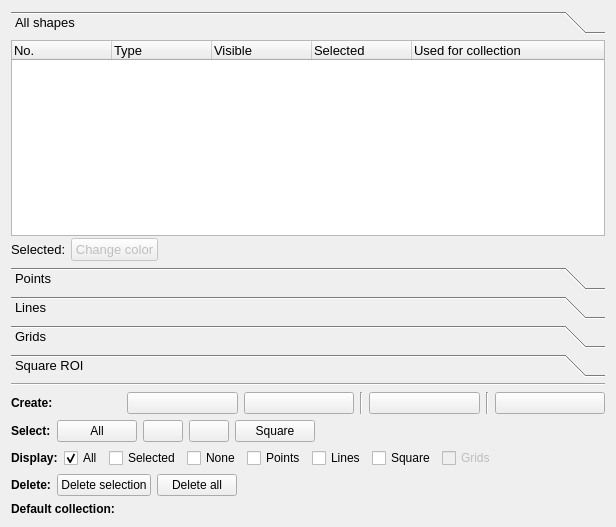
First picture: the form in gui/ui_files/graphics_manager_layout.ui, repository natxo14/mxcube, before the edit.
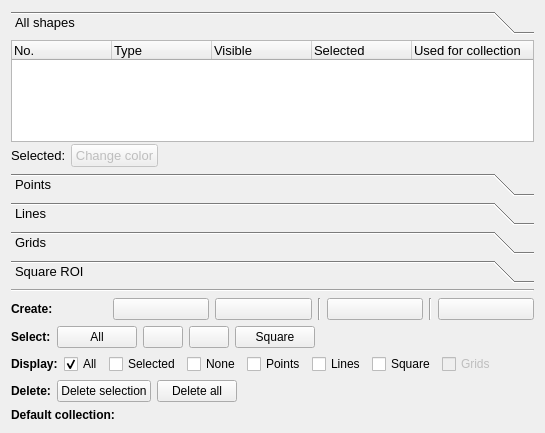
Second picture: the form after the edit. Icons and pictures are not drawn.

Commit message: Select, create point and move to beam as push buttons

Diff of the .ui file:
```diff
--- a/gui/ui_files/graphics_manager_layout.ui
+++ b/gui/ui_files/graphics_manager_layout.ui
@@ -6,8 +6,8 @@
    <rect>
     <x>0</x>
     <y>0</y>
-    <width>616</width>
-    <height>527</height>
+    <width>545</width>
+    <height>433</height>
    </rect>
   </property>
   <property name="sizePolicy">
@@ -53,8 +53,8 @@
        <rect>
         <x>0</x>
         <y>0</y>
-        <width>600</width>
-        <height>225</height>
+        <width>529</width>
+        <height>131</height>
        </rect>
       </property>
       <attribute name="label">
@@ -899,7 +899,11 @@
        </property>
        <property name="icon">
         <iconset>
-         <normaloff>../icons/calibration_point.png</normaloff>../icons/calibration_point.png</iconset>
+         <normaloff>../icons/calibration_point.png</normaloff>
+         <normalon>../icons/calibration_point_selected.png</normalon>../icons/calibration_point.png</iconset>
+       </property>
+       <property name="checkable">
+        <bool>true</bool>
        </property>
       </widget>
      </item>
```
Left out of the diff: 6 changed lines with no effect on the pictures. The commit also changes 4 other files.
